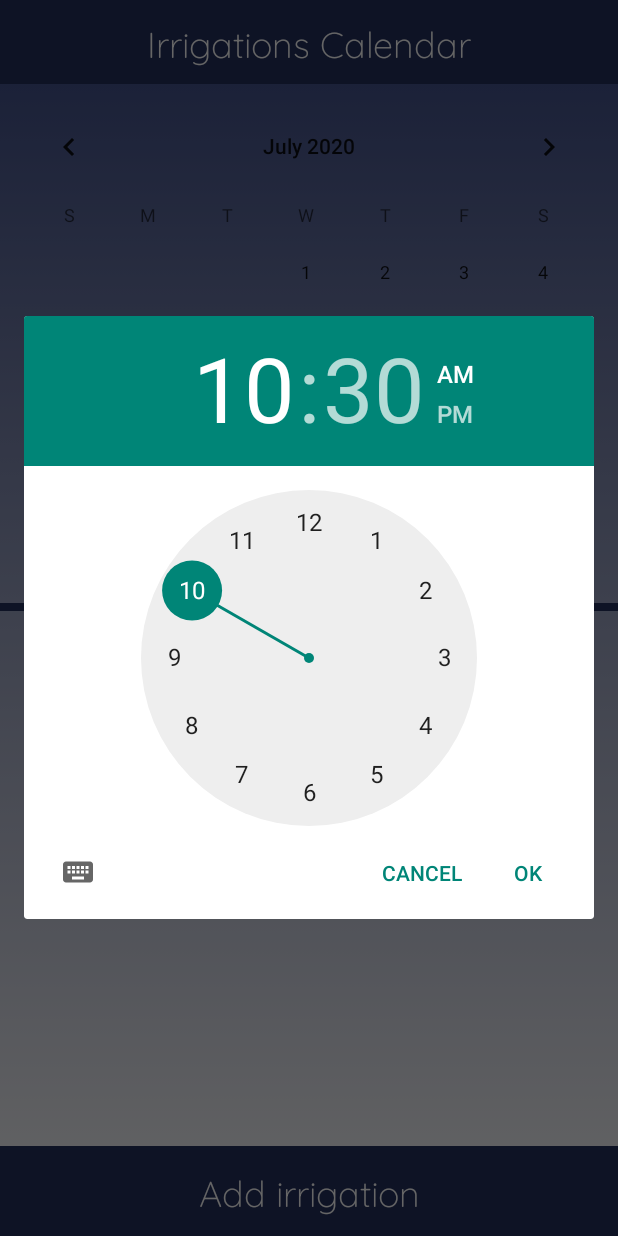
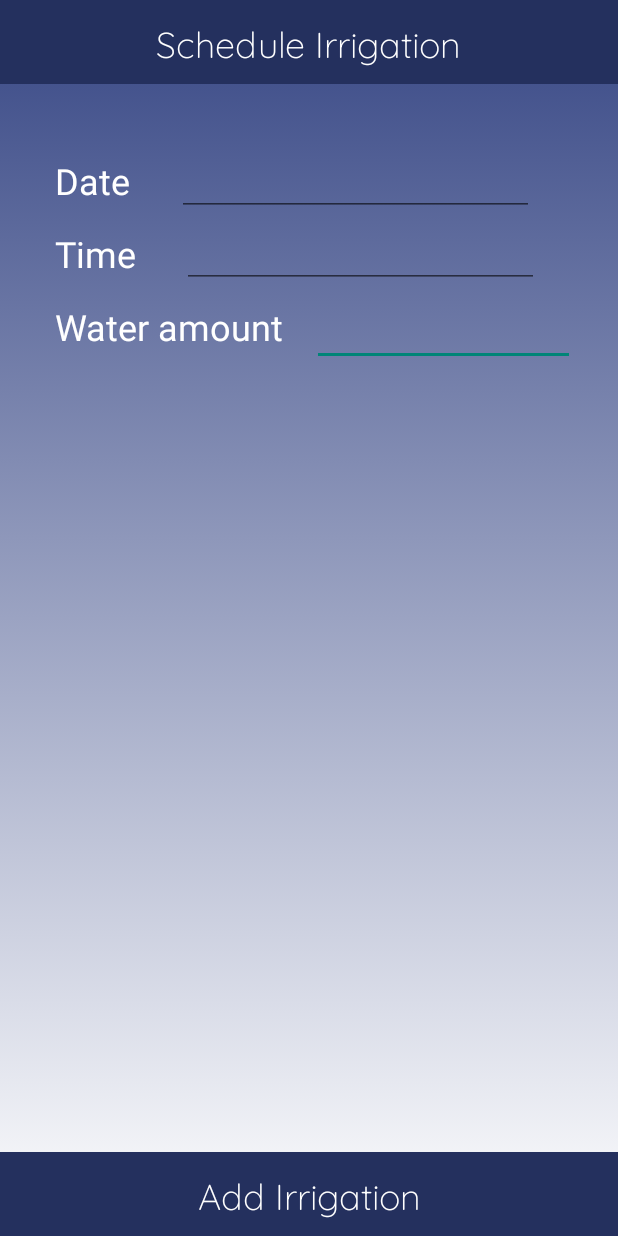
Before and after one commit to yardenganon/Bloomatic, an Android app: the IrrigationCalendar screen opened directly, with no data from a screen before it, after a tap on an icon or button, on a phone screen of 412 x 824 dp. Run offline under Robolectric (Android 15) with nearby library versions, the light colour scheme and no system bars; our stand-ins replace Firebase (no records; nobody signed in at launch, a user with empty details on screens opened directly); 1 statement that could not run was skipped.

Commit message:
Irrigation schedule... sched Irrigation -> Firebase

```diff
--- a/app/build.gradle
+++ b/app/build.gradle
@@ -1,12 +1,12 @@
 apply plugin: 'com.android.application'
 
 android {
-    compileSdkVersion 29
-    buildToolsVersion "29.0.1"
+    compileSdkVersion 30
+    buildToolsVersion "30.0.0"
     defaultConfig {
         applicationId "com.example.bloomatic"
         minSdkVersion 25
-        targetSdkVersion 29
+        targetSdkVersion 30
         versionCode 1
         versionName "1.0"
         testInstrumentationRunner "androidx.test.runner.AndroidJUnitRunner"
--- a/app/src/main/AndroidManifest.xml
+++ b/app/src/main/AndroidManifest.xml
@@ -9,7 +9,8 @@
         android:roundIcon="@mipmap/ic_launcher_round"
         android:supportsRtl="true"
         android:theme="@style/AppTheme">
-        <activity android:name=".SamplesHistoryActivity"></activity>
+        <activity android:name=".AddIrrigation"></activity>
+        <activity android:name=".SamplesHistoryActivity" />
         <activity android:name=".SeedMgmtActivity" />
         <activity android:name=".IrrigationCalendar" />
         <activity android:name=".MainActivity">
--- /dev/null
+++ b/app/src/main/java/com/example/bloomatic/AddIrrigation.java
@@ -0,0 +1,100 @@
+package com.example.bloomatic;
+
+import android.os.Bundle;
+import android.view.View;
+import android.widget.EditText;
+import android.widget.ImageView;
+import android.widget.Toast;
+
+import androidx.appcompat.app.AppCompatActivity;
+import androidx.fragment.app.DialogFragment;
+
+import com.google.firebase.database.DatabaseReference;
+import com.google.firebase.database.FirebaseDatabase;
+
+import java.util.Calendar;
+
+public class AddIrrigation extends AppCompatActivity {
+    private int hours;
+    private int minutes;
+    private int day;
+    private int month;
+    private int year;
+    private DatabaseReference mRef = FirebaseDatabase.getInstance().getReference().child("UpcomingIrrigations");
+
+    @Override
+    protected void onCreate(Bundle savedInstanceState) {
+        super.onCreate(savedInstanceState);
+        setContentView(R.layout.activity_add_irrigation);
+        hideToolbar();
+
+        final EditText dateEditText = findViewById(R.id.editTextDate);
+        dateEditText.setOnClickListener(new View.OnClickListener() {
+            @Override
+            public void onClick(View view) {
+                DialogFragment datePicker = new DatePickerForNewIrrigation();
+                ((DatePickerForNewIrrigation)datePicker).setEditText(dateEditText);
+                datePicker.show(getSupportFragmentManager(),"datePicker");
+            }
+        });
+        final EditText timeEditText = findViewById(R.id.editTextTime);
+        timeEditText.setOnClickListener(new View.OnClickListener() {
+            @Override
+            public void onClick(View view) {
+                DialogFragment timePicker = new TimePickerForNewIrrigation();
+                ((TimePickerForNewIrrigation)timePicker).setEditText(timeEditText);
+                timePicker.show(getSupportFragmentManager(),"timePicker");
+
+            }
+        });
+        final EditText waterAmountEditText = findViewById(R.id.editTextWaterAmount);
+        ImageView addIrrigationBtn = findViewById(R.id.addIrrigationButton);
+        addIrrigationBtn.setOnClickListener(new View.OnClickListener() {
+            @Override
+            public void onClick(View view) {
+                if (dateEditText.getText().equals("") || timeEditText.getText().equals("") || waterAmountEditText.getText().equals(""))
+                    Toast.makeText(getApplicationContext(),"Fulfill fields",Toast.LENGTH_SHORT).show();
+                else{
+                    // convert to unix epoch & push to firebase
+                    int f = dateEditText.getText().toString().indexOf("/");
+                    int l = dateEditText.getText().toString().lastIndexOf("/");
+                    day = Integer.parseInt(dateEditText.getText().toString().substring(0,f));
+                    month = Integer.parseInt(dateEditText.getText().toString().substring(f+1,l));
+                    year = Integer.parseInt(dateEditText.getText().toString().substring(l+1));
+                    int c = timeEditText.getText().toString().indexOf(":");
+                    hours = Integer.parseInt(timeEditText.getText().toString().substring(0,c));
+                    minutes = Integer.parseInt(timeEditText.getText().toString().substring(c+1));
+
+                    System.out.println("Time: "+day+ " "+month+ " "+ year + " " + hours + " " + minutes);
+
+
+                    Calendar calendar = Calendar.getInstance();
+                    calendar.set(Calendar.YEAR,year);
+                    calendar.set(Calendar.MONTH,month);
+                    calendar.set(Calendar.DAY_OF_MONTH,day);
+                    calendar.set(Calendar.HOUR,hours);
+                    calendar.set(Calendar.MINUTE,minutes);
+                    calendar.set(Calendar.SECOND,0);
+                    calendar.set(Calendar.MILLISECOND,0);
+                    long epoch = calendar.getTimeInMillis()/1000L;
+
+                    System.out.println(epoch);
+
+                    Irrigation irrigation = new Irrigation("Open",waterAmountEditText.getText().toString(),
+                            epoch);
+                    mRef.child(String.valueOf(epoch)).setValue(irrigation);
+
+                }
+            }
+        });
+
+
+    }
+
+    public void hideToolbar() {
+        try {
+            this.getSupportActionBar().hide();
+        } catch (NullPointerException e) {
+        }
+    }
+}
--- a/app/src/main/java/com/example/bloomatic/IrrigationCalendar.java
+++ b/app/src/main/java/com/example/bloomatic/IrrigationCalendar.java
@@ -1,5 +1,6 @@
 package com.example.bloomatic;
 
+import android.content.Intent;
 import android.os.Bundle;
 import android.view.LayoutInflater;
 import android.view.View;
@@ -9,7 +10,6 @@ import android.widget.ImageView;
 
 import androidx.annotation.NonNull;
 import androidx.appcompat.app.AppCompatActivity;
-import androidx.fragment.app.DialogFragment;
 import androidx.recyclerview.widget.LinearLayoutManager;
 import androidx.recyclerview.widget.RecyclerView;
 
@@ -22,10 +22,10 @@ import com.google.firebase.database.FirebaseDatabase;
 import com.google.firebase.database.Query;
 
 import java.util.ArrayList;
-import java.util.Date;
 
 public class IrrigationCalendar extends AppCompatActivity {
 
+    private CalendarView calendarView;
     private RecyclerView recyclerView;
     private DatabaseReference mRef;
     private ArrayList<Sample> mSamples;
@@ -57,7 +57,7 @@ public class IrrigationCalendar extends AppCompatActivity {
 
         recyclerView = findViewById(R.id.recycle_irrigations);
         addToolbar = findViewById(R.id.bottomToolBar);
-        CalendarView calendarView = findViewById(R.id.calendarView);
+        calendarView = findViewById(R.id.calendarView);
 
         linearLayoutManager = new LinearLayoutManager(this);
         recyclerView.setLayoutManager(linearLayoutManager);
@@ -68,18 +68,16 @@ public class IrrigationCalendar extends AppCompatActivity {
         addToolbar.setOnClickListener(new View.OnClickListener() {
             @Override
             public void onClick(View view) {
-                Date d = new Date(2019,10,31,18,30);
-                double waterAmountReq = 1.5;
-                DialogFragment timePicker = new TimePickerForNewIrrigation();
-                timePicker.show(getSupportFragmentManager(),"time picker");
-
-
-
+                openAddIrrigation();
             }
         });
 
     }
 
+    public void openAddIrrigation(){
+        Intent intent = new Intent(this,AddIrrigation.class);
+        startActivity(intent);
+    }
     private void fetch() {
         Query query = FirebaseDatabase.getInstance()
                 .getReference()
--- a/app/src/main/java/com/example/bloomatic/SamplesHistoryActivity.java
+++ b/app/src/main/java/com/example/bloomatic/SamplesHistoryActivity.java
@@ -72,7 +72,7 @@ public class SamplesHistoryActivity extends AppCompatActivity {
                                 return new Sample(snapshot.child("soilhumidity").getValue().toString(),
                                         snapshot.child("hum").getValue().toString(),
                                         snapshot.child("temperature").getValue().toString(),
-                                        snapshot.child("timestamp").getValue().toString());
+                                        snapshot.child("timestampSTR").getValue().toString());
                             }
                         })
                         .build();
--- /dev/null
+++ b/app/src/main/res/layout/activity_add_irrigation.xml
@@ -0,0 +1,147 @@
+<?xml version="1.0" encoding="utf-8"?>
+<androidx.constraintlayout.widget.ConstraintLayout xmlns:android="http://schemas.android.com/apk/res/android"
+    xmlns:app="http://schemas.android.com/apk/res-auto"
+    xmlns:tools="http://schemas.android.com/tools"
+    android:layout_width="match_parent"
+    android:layout_height="match_parent"
+    android:background="@drawable/gradient_bg"
+    tools:context=".AddIrrigation">
+
+    <androidx.appcompat.widget.Toolbar
+        android:id="@+id/toolbar"
+        android:layout_width="match_parent"
+        android:layout_height="wrap_content"
+        android:background="#24305E"
+        android:minHeight="?attr/actionBarSize"
+        android:theme="?attr/actionBarTheme"
+        app:layout_constraintEnd_toEndOf="parent"
+        app:layout_constraintStart_toStartOf="parent"
+        app:layout_constraintTop_toTopOf="parent" />
+
+    <ImageView
+        android:id="@+id/addIrrigationButton"
+        android:layout_width="match_parent"
+        android:layout_height="wrap_content"
+        android:background="#24305E"
+        android:clickable="true"
+        android:minHeight="?attr/actionBarSize"
+        android:theme="?attr/actionBarTheme"
+        app:layout_constraintBottom_toBottomOf="parent"
+        app:layout_constraintEnd_toEndOf="parent"
+        app:layout_constraintHorizontal_bias="0.0"
+        app:layout_constraintStart_toStartOf="parent" />
+
+    <TextView
+        android:id="@+id/textView10"
+        android:layout_width="wrap_content"
+        android:layout_height="wrap_content"
+        android:fontFamily="@font/quicksand_light"
+        android:text="Schedule Irrigation"
+        android:textColor="@color/White"
+        android:textSize="24sp"
+        app:layout_constraintBottom_toBottomOf="@+id/toolbar"
+        app:layout_constraintEnd_toEndOf="@+id/toolbar"
+        app:layout_constraintStart_toStartOf="@+id/toolbar"
+        app:layout_constraintTop_toTopOf="@+id/toolbar" />
+
+    <TextView
+        android:id="@+id/textView20"
+        android:layout_width="wrap_content"
+        android:layout_height="wrap_content"
+        android:fontFamily="@font/quicksand_light"
+        android:text="Add Irrigation"
+        android:textColor="@color/White"
+        android:textSize="24sp"
+        app:layout_constraintBottom_toBottomOf="parent"
+        app:layout_constraintEnd_toEndOf="parent"
+        app:layout_constraintHorizontal_bias="0.502"
+        app:layout_constraintStart_toStartOf="@+id/addIrrigationButton"
+        app:layout_constraintTop_toTopOf="@+id/addIrrigationButton" />
+
+    <TextView
+        android:id="@+id/textView17"
+        android:layout_width="wrap_content"
+        android:layout_height="wrap_content"
+        android:layout_marginTop="48dp"
+        android:text="Date"
+        android:textColor="@color/White"
+        android:textSize="24sp"
+        app:layout_constraintEnd_toEndOf="parent"
+        app:layout_constraintHorizontal_bias="0.102"
+        app:layout_constraintStart_toStartOf="parent"
+        app:layout_constraintTop_toBottomOf="@+id/toolbar" />
+
+    <TextView
+        android:id="@+id/textView18"
+        android:layout_width="wrap_content"
+        android:layout_height="wrap_content"
+        android:layout_marginTop="16dp"
+        android:text="Time"
+        android:textColor="@color/White"
+        android:textSize="24sp"
+        app:layout_constraintEnd_toEndOf="parent"
+        app:layout_constraintHorizontal_bias="0.102"
+        app:layout_constraintStart_toStartOf="parent"
+        app:layout_constraintTop_toBottomOf="@+id/textView17" />
+
+    <TextView
+        android:id="@+id/textView19"
+        android:layout_width="wrap_content"
+        android:layout_height="wrap_content"
+        android:layout_marginTop="16dp"
+        android:text="Water amount"
+        android:textColor="@color/White"
+        android:textSize="24sp"
+        app:layout_constraintEnd_toEndOf="parent"
+        app:layout_constraintHorizontal_bias="0.142"
+        app:layout_constraintStart_toStartOf="parent"
+        app:layout_constraintTop_toBottomOf="@+id/textView18" />
+
+    <EditText
+        android:id="@+id/editTextDate"
+        android:layout_width="238dp"
+        android:layout_height="40dp"
+        android:layout_marginTop="48dp"
+        android:ems="10"
+        android:focusable="false"
+        android:inputType="textPersonName"
+        android:textColor="@color/White"
+        android:textColorHint="@color/White"
+        android:textSize="16sp"
+        app:layout_constraintEnd_toEndOf="parent"
+        app:layout_constraintHorizontal_bias="0.362"
+        app:layout_constraintStart_toEndOf="@+id/textView17"
+        app:layout_constraintTop_toBottomOf="@+id/toolbar" />
+
+    <EditText
+        android:id="@+id/editTextTime"
+        android:layout_width="238dp"
+        android:layout_height="40dp"
+        android:layout_marginTop="8dp"
+        android:ems="10"
+        android:focusable="false"
+        android:inputType="textPersonName"
+        android:textColor="@color/White"
+        android:textColorHint="@color/White"
+        android:textSize="16sp"
+        app:layout_constraintEnd_toEndOf="parent"
+        app:layout_constraintHorizontal_bias="0.367"
+        app:layout_constraintStart_toEndOf="@+id/textView18"
+        app:layout_constraintTop_toBottomOf="@+id/editTextDate" />
+
+    <EditText
+        android:id="@+id/editTextWaterAmount"
+        android:layout_width="175dp"
+        android:layout_height="40dp"
+        android:layout_marginTop="12dp"
+        android:ems="10"
+        android:inputType="textPersonName"
+        android:textColor="@color/White"
+        android:textColorHint="@color/White"
+        android:textSize="16sp"
+        app:layout_constraintEnd_toEndOf="parent"
+        app:layout_constraintHorizontal_bias="0.395"
+        app:layout_constraintStart_toEndOf="@+id/textView19"
+        app:layout_constraintTop_toBottomOf="@+id/editTextTime" />
+
+</androidx.constraintlayout.widget.ConstraintLayout>
--- a/build.gradle
+++ b/build.gradle
@@ -7,7 +7,7 @@ buildscript {
 
     }
     dependencies {
-        classpath 'com.android.tools.build:gradle:3.6.0'
+        classpath 'com.android.tools.build:gradle:4.0.0'
         classpath 'com.google.gms:google-services:4.3.2'
 
         // NOTE: Do not place your application dependencies here; they belong
```
Also changed, not shown: app/src/main/java/com/example/bloomatic/DatePickerForNewIrrigation.java (added, +40 -0 lines), app/src/main/java/com/example/bloomatic/Irrigation.java (+7 -0 lines), app/src/main/java/com/example/bloomatic/SeedMgmtActivity.java (+156 -122 lines), app/src/main/java/com/example/bloomatic/TimePickerForNewIrrigation.java (+34 -1 lines), gradle/wrapper/gradle-wrapper.properties.
